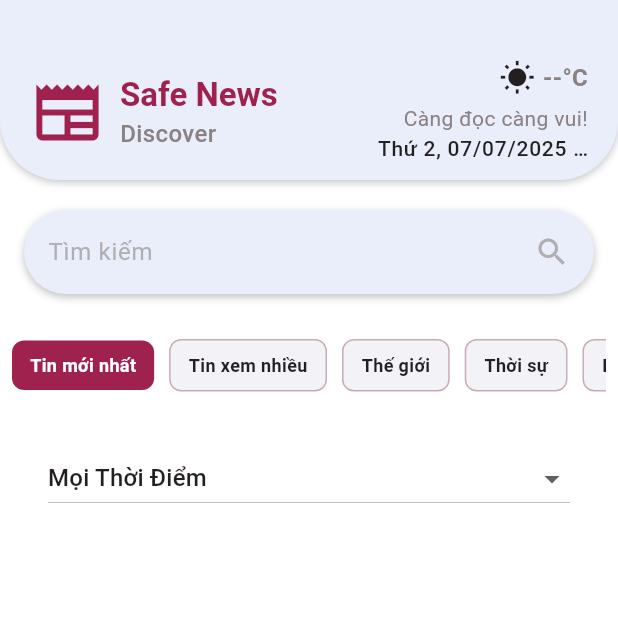
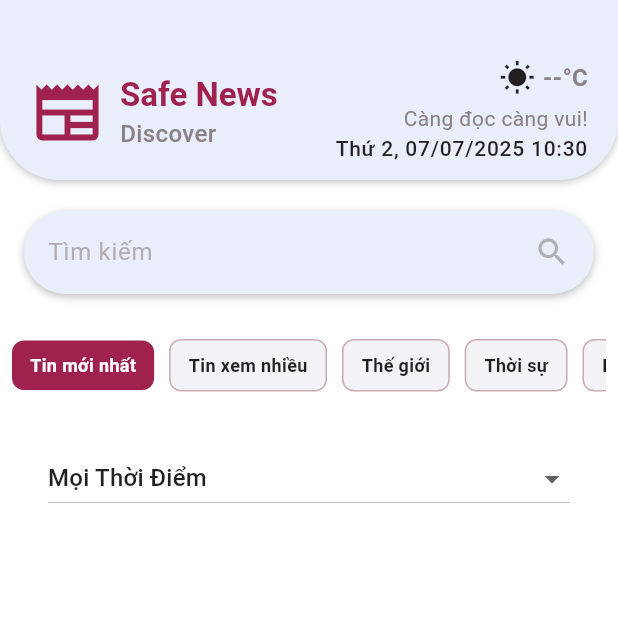
Before and after one commit to KhoaSinno/assignment_3_safe_news, a Flutter app: the screen it shows after launch, on a phone screen of 412 x 824 dp, the top half of it. Run offline on Flutter 3.47's test engine with Material 3 defaults, Android fonts, the phone set to English and light mode, and no system bars; our stand-ins replace cached_network_image, cloud_firestore, firebase_ai, firebase_auth, firebase_core, firebase_messaging and 13 more; accounts and stored records are empty; generated files the repository leaves out were written again; network calls fail; Roboto replaces fonts that are missing (Aleo); project files that could hold a hidden picture were left out.

```diff
--- a/lib/features/home/widget/home_article_header_logo.dart
+++ b/lib/features/home/widget/home_article_header_logo.dart
@@ -12,7 +12,9 @@ class HomeArticleHeaderLogo extends ConsumerWidget {
   @override
   Widget build(BuildContext context, WidgetRef ref) {
     final String dayOfWeek = getVietnameseDayOfWeek(currentTime);
-    final String currentDay = DateFormat('dd/MM/yyyy HH:mm').format(currentTime);
+    final String currentDay = DateFormat(
+      'dd/MM/yyyy HH:mm',
+    ).format(currentTime);
     final authViewModel = ref.watch(authViewModelProvider);
     final isLoggedIn = authViewModel.user != null;
 
@@ -82,7 +84,7 @@ class HomeArticleHeaderLogo extends ConsumerWidget {
           ),
           const SizedBox(width: 12),
           Flexible(
-            flex: 2,
+            flex: 3,
             child: Column(
               crossAxisAlignment: CrossAxisAlignment.end,
               mainAxisAlignment: MainAxisAlignment.center,
```
Also changed, not shown: 5 other files.
